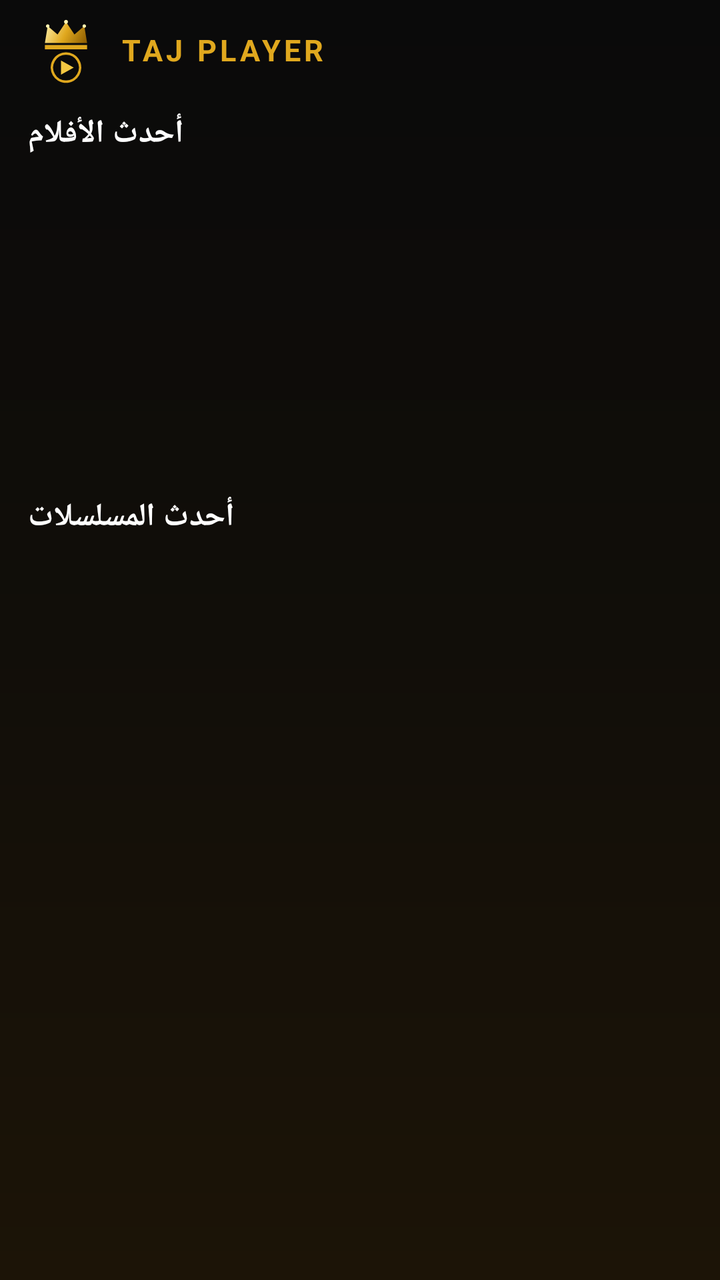
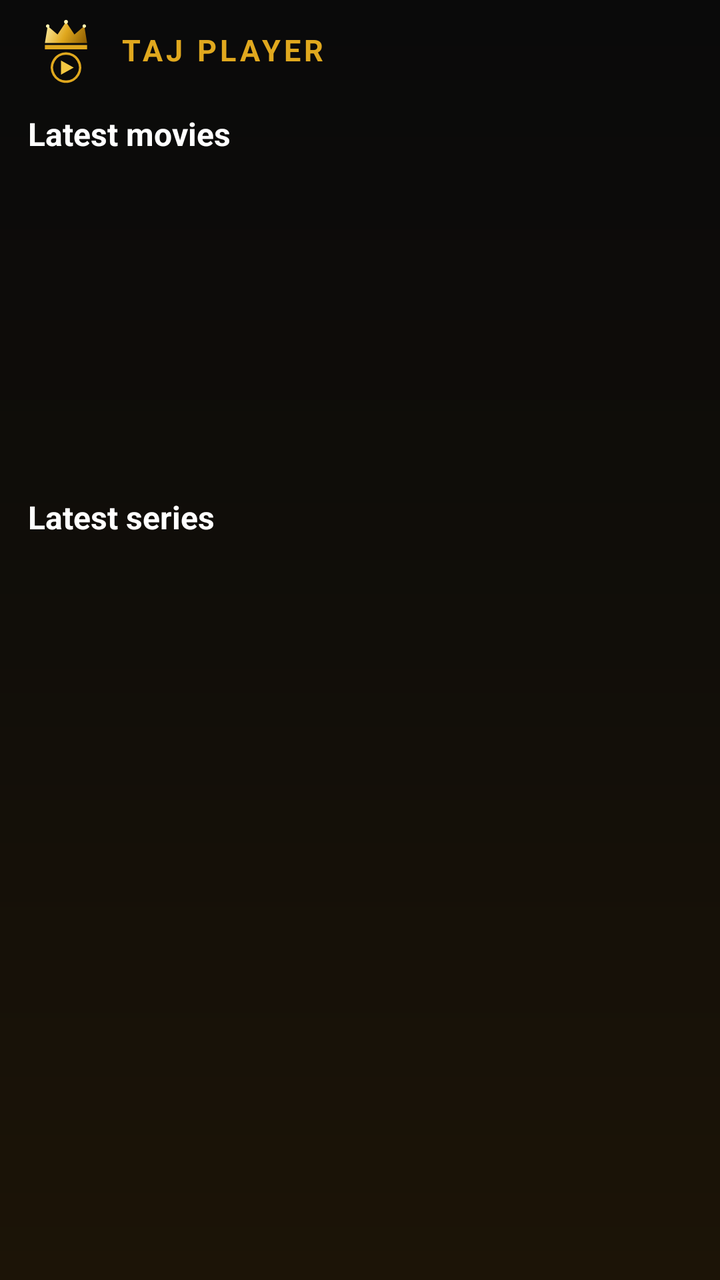

Before-and-after screenshots of an Android layout around one commit, followed by the original layout XML and the change that was made.
<!-- AndroidManifest.xml: application theme Theme.IPTVPlayer -->
<!-- res/layout/activity_home.xml -->
<?xml version="1.0" encoding="utf-8"?>
<LinearLayout xmlns:android="http://schemas.android.com/apk/res/android" android:layout_width="match_parent" android:layout_height="match_parent" android:background="@drawable/bg_app_gradient" android:orientation="vertical">
<FrameLayout android:layout_width="match_parent" android:layout_height="wrap_content" android:paddingStart="14dp" android:paddingEnd="14dp" android:paddingTop="6dp">
<LinearLayout android:layout_width="wrap_content" android:layout_height="wrap_content" android:layout_gravity="start|center_vertical" android:gravity="center_vertical" android:orientation="horizontal">
<ImageView android:id="@+id/ivLogo" android:layout_width="38dp" android:layout_height="38dp" android:src="@drawable/ic_logo" />
<TextView android:layout_width="wrap_content" android:layout_height="wrap_content" android:layout_marginStart="8dp" android:letterSpacing="0.12" android:text="TAJ PLAYER" android:textColor="#E0A81E" android:textSize="15sp" android:textStyle="bold" />
</LinearLayout>
<TextView android:id="@+id/tvExpiry" android:layout_width="wrap_content" android:layout_height="wrap_content" android:layout_gravity="center" android:textColor="#B3FFFFFF" android:textSize="13sp" />
</FrameLayout>
<HorizontalScrollView android:layout_width="match_parent" android:layout_height="wrap_content" android:fillViewport="true" android:scrollbars="none"><LinearLayout android:id="@+id/buttonsContainer" android:layout_width="wrap_content" android:layout_height="wrap_content" android:gravity="center" android:orientation="horizontal" android:paddingStart="8dp" android:paddingEnd="8dp" android:paddingTop="6dp" android:paddingBottom="6dp" /></HorizontalScrollView>
<androidx.core.widget.NestedScrollView android:layout_width="match_parent" android:layout_height="0dp" android:layout_weight="1">
<LinearLayout android:layout_width="match_parent" android:layout_height="wrap_content" android:orientation="vertical">
<TextView android:layout_width="wrap_content" android:layout_height="wrap_content" android:layout_marginStart="14dp" android:layout_marginEnd="14dp" android:text="أحدث الأفلام" android:textColor="#FFFFFF" android:textSize="16sp" android:textStyle="bold" />
<androidx.recyclerview.widget.RecyclerView android:id="@+id/rvMovies" android:layout_width="match_parent" android:layout_height="170dp" android:clipToPadding="false" android:paddingStart="9dp" android:paddingEnd="9dp" android:paddingTop="6dp" android:paddingBottom="6dp" />
<TextView android:layout_width="wrap_content" android:layout_height="wrap_content" android:layout_marginStart="14dp" android:layout_marginEnd="14dp" android:text="أحدث المسلسلات" android:textColor="#FFFFFF" android:textSize="16sp" android:textStyle="bold" />
<androidx.recyclerview.widget.RecyclerView android:id="@+id/rvSeries" android:layout_width="match_parent" android:layout_height="170dp" android:clipToPadding="false" android:paddingStart="9dp" android:paddingEnd="9dp" android:paddingTop="6dp" android:paddingBottom="6dp" />
</LinearLayout>
</androidx.core.widget.NestedScrollView>
</LinearLayout>
<!-- resources referenced by this layout -->
<resources>
  <!-- drawable bg_app_gradient (drawable) -->
  <?xml version="1.0" encoding="utf-8"?>
  <shape xmlns:android="http://schemas.android.com/apk/res/android" android:shape="rectangle"><gradient android:angle="270" android:startColor="#0A0A0A" android:centerColor="#110E09" android:endColor="#1C1407" /></shape>
  <!-- drawable ic_logo (drawable) -->
  <?xml version="1.0" encoding="utf-8"?>
  <vector xmlns:android="http://schemas.android.com/apk/res/android" xmlns:aapt="http://schemas.android.com/aapt" android:width="108dp" android:height="108dp" android:viewportWidth="108" android:viewportHeight="108">
  <path android:pathData="M24,44 L28,20 L42,32 L54,14 L66,32 L80,20 L84,44 Z">
  <aapt:attr name="android:fillColor"><gradient android:startX="24" android:startY="14" android:endX="84" android:endY="44" android:type="linear"><item android:offset="0" android:color="#FFF3B0"/><item android:offset="0.5" android:color="#E0A81E"/><item android:offset="1" android:color="#8A5A00"/></gradient></aapt:attr>
  </path>
  <path android:fillColor="#E0A81E" android:pathData="M24,47 H84 V53 H24 Z"/>
  <path android:strokeColor="#E0A81E" android:strokeWidth="3.5" android:pathData="M54,59 A20,20 0 1,1 53.99,59 Z"/>
  <path android:fillColor="#F5C842" android:pathData="M47,69 L47,89 L65,79 Z"/>
  <path android:fillColor="#FFF3B0" android:pathData="M28,17.5 a2.5,2.5 0 1,0 0.01,0 Z"/>
  <path android:fillColor="#FFF3B0" android:pathData="M54,11.2 a2.8,2.8 0 1,0 0.01,0 Z"/>
  <path android:fillColor="#FFF3B0" android:pathData="M80,17.5 a2.5,2.5 0 1,0 0.01,0 Z"/>
  </vector>
  <style name="Theme.IPTVPlayer" parent="Theme.MaterialComponents.DayNight.NoActionBar">
          <item name="colorPrimary">@color/accent_primary</item>
          <item name="colorPrimaryVariant">@color/accent_secondary</item>
          <item name="colorOnPrimary">@color/bg_primary</item>
          <item name="colorSecondary">@color/accent_primary</item>
          <item name="colorOnSecondary">@color/bg_primary</item>
          <item name="android:colorBackground">@color/bg_primary</item>
          <item name="colorSurface">@color/bg_surface</item>
          <item name="colorOnSurface">@color/text_primary</item>
          <item name="android:statusBarColor">@color/bg_surface</item>
          <item name="android:navigationBarColor">@color/bg_primary</item>
          <item name="android:windowBackground">@color/bg_primary</item>
          
          <item name="android:textColorPrimary">@color/text_primary</item>
          <item name="android:textColorSecondary">@color/text_secondary</item>
          <item name="android:editTextColor">@color/text_primary</item>
          <item name="android:textColorHint">@color/text_hint</item>
          
          <item name="materialAlertDialogTheme">@style/DarkAlertDialog</item>
      </style>
  <color name="accent_primary">#FF00E676</color>
  <color name="accent_secondary">#FF00C853</color>
  <color name="bg_primary">#FF121212</color>
  <color name="bg_surface">#FF1E1E1E</color>
  <color name="text_primary">#FFFFFFFF</color>
  <color name="text_secondary">#FFB0B0B0</color>
  <color name="text_hint">#FF757575</color>
  <style name="DarkAlertDialog" parent="ThemeOverlay.MaterialComponents.MaterialAlertDialog">
          <item name="colorSurface">@color/bg_surface</item>
          <item name="colorOnSurface">@color/text_primary</item>
          <item name="android:background">@color/bg_surface</item>
          <item name="buttonBarPositiveButtonStyle">@style/AccentButtonStyle</item>
      </style>
  <style name="AccentButtonStyle" parent="Widget.MaterialComponents.Button.TextButton.Dialog">
          <item name="android:textColor">@color/accent_primary</item>
      </style>
</resources>

<!-- the commit's change to res/layout/activity_home.xml (unified diff, before → after) -->
@@ -10,9 +10,9 @@
 <HorizontalScrollView android:layout_width="match_parent" android:layout_height="wrap_content" android:fillViewport="true" android:scrollbars="none"><LinearLayout android:id="@+id/buttonsContainer" android:layout_width="wrap_content" android:layout_height="wrap_content" android:gravity="center" android:orientation="horizontal" android:paddingStart="8dp" android:paddingEnd="8dp" android:paddingTop="6dp" android:paddingBottom="6dp" /></HorizontalScrollView>
 <androidx.core.widget.NestedScrollView android:layout_width="match_parent" android:layout_height="0dp" android:layout_weight="1">
 <LinearLayout android:layout_width="match_parent" android:layout_height="wrap_content" android:orientation="vertical">
-<TextView android:layout_width="wrap_content" android:layout_height="wrap_content" android:layout_marginStart="14dp" android:layout_marginEnd="14dp" android:text="أحدث الأفلام" android:textColor="#FFFFFF" android:textSize="16sp" android:textStyle="bold" />
+<TextView android:layout_width="wrap_content" android:layout_height="wrap_content" android:layout_marginStart="14dp" android:layout_marginEnd="14dp" android:text="@string/home_latest_movies" android:textColor="#FFFFFF" android:textSize="16sp" android:textStyle="bold" />
 <androidx.recyclerview.widget.RecyclerView android:id="@+id/rvMovies" android:layout_width="match_parent" android:layout_height="170dp" android:clipToPadding="false" android:paddingStart="9dp" android:paddingEnd="9dp" android:paddingTop="6dp" android:paddingBottom="6dp" />
-<TextView android:layout_width="wrap_content" android:layout_height="wrap_content" android:layout_marginStart="14dp" android:layout_marginEnd="14dp" android:text="أحدث المسلسلات" android:textColor="#FFFFFF" android:textSize="16sp" android:textStyle="bold" />
+<TextView android:layout_width="wrap_content" android:layout_height="wrap_content" android:layout_marginStart="14dp" android:layout_marginEnd="14dp" android:text="@string/home_latest_series" android:textColor="#FFFFFF" android:textSize="16sp" android:textStyle="bold" />
 <androidx.recyclerview.widget.RecyclerView android:id="@+id/rvSeries" android:layout_width="match_parent" android:layout_height="170dp" android:clipToPadding="false" android:paddingStart="9dp" android:paddingEnd="9dp" android:paddingTop="6dp" android:paddingBottom="6dp" />
 </LinearLayout>
 </androidx.core.widget.NestedScrollView>
<!-- resource entries referenced after the edit -->
@@ -16,6 +16,8 @@
   <path android:fillColor="#FFF3B0" android:pathData="M54,11.2 a2.8,2.8 0 1,0 0.01,0 Z"/>
   <path android:fillColor="#FFF3B0" android:pathData="M80,17.5 a2.5,2.5 0 1,0 0.01,0 Z"/>
   </vector>
+  <string name="home_latest_movies">Latest movies</string>
+  <string name="home_latest_series">Latest series</string>
   <style name="Theme.IPTVPlayer" parent="Theme.MaterialComponents.DayNight.NoActionBar">
           <item name="colorPrimary">@color/accent_primary</item>
           <item name="colorPrimaryVariant">@color/accent_secondary</item>
